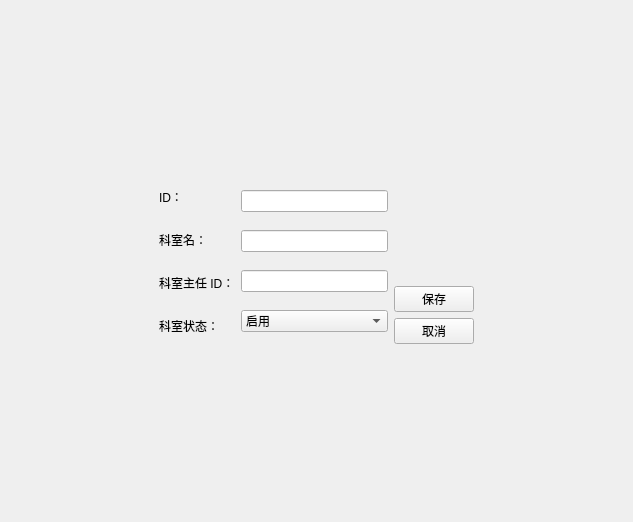
Before: the Qt Designer form lab3/departmenteditview.ui in zjl8881/2023414290140, drawn with Qt 5.
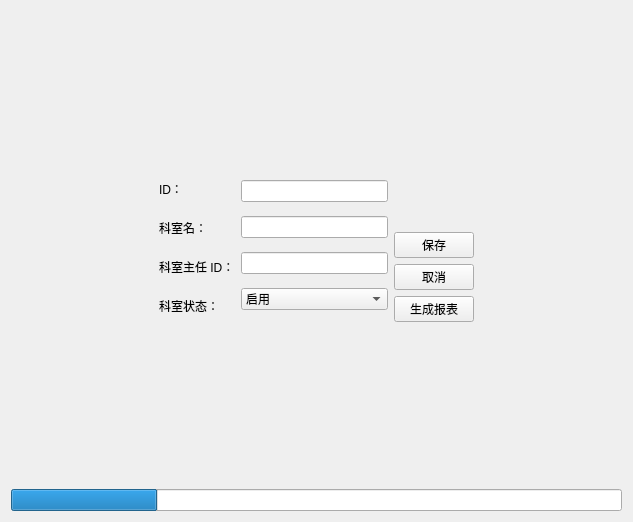
After: the same form once the commit is applied.

What changed in the file:
```diff
--- a/lab3/departmenteditview.ui
+++ b/lab3/departmenteditview.ui
@@ -13,7 +13,7 @@
   <property name="windowTitle">
    <string>Form</string>
   </property>
-  <layout class="QVBoxLayout" name="verticalLayout_2">
+  <layout class="QVBoxLayout" name="verticalLayout_3">
    <item>
     <spacer name="verticalSpacer_3">
      <property name="orientation">
@@ -107,7 +107,7 @@
       </layout>
      </item>
      <item>
-      <layout class="QVBoxLayout" name="verticalLayout_6">
+      <layout class="QVBoxLayout" name="verticalLayout_2">
        <item>
         <spacer name="verticalSpacer_2">
          <property name="orientation">
@@ -135,6 +135,13 @@
          </property>
         </widget>
        </item>
+       <item>
+        <widget class="QPushButton" name="btReport">
+         <property name="text">
+          <string>生成报表</string>
+         </property>
+        </widget>
+       </item>
       </layout>
      </item>
      <item>
@@ -165,6 +172,16 @@
      </property>
     </spacer>
    </item>
+   <item>
+    <widget class="QProgressBar" name="progressBar">
+     <property name="value">
+      <number>24</number>
+     </property>
+     <property name="textVisible">
+      <bool>false</bool>
+     </property>
+    </widget>
+   </item>
   </layout>
  </widget>
  <resources/>
```
